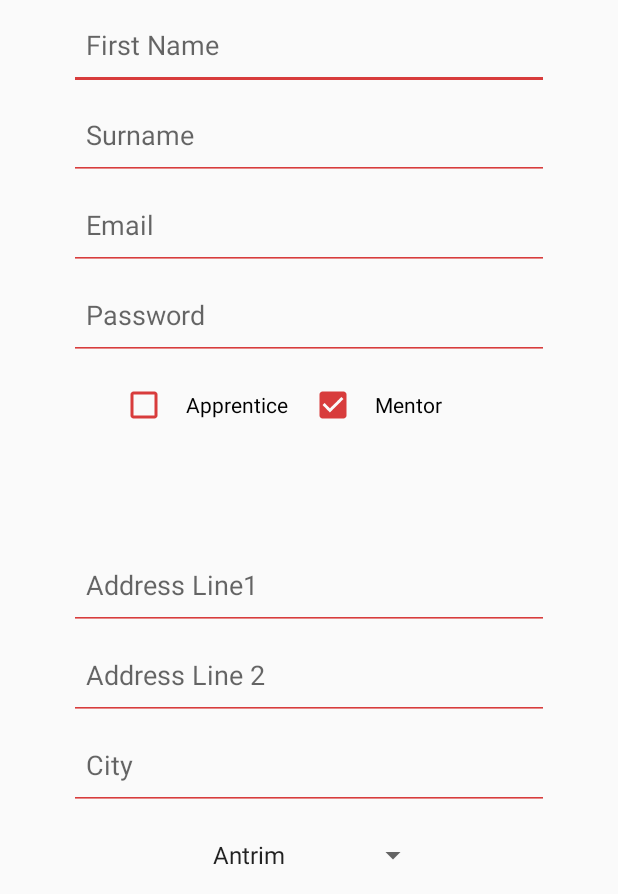
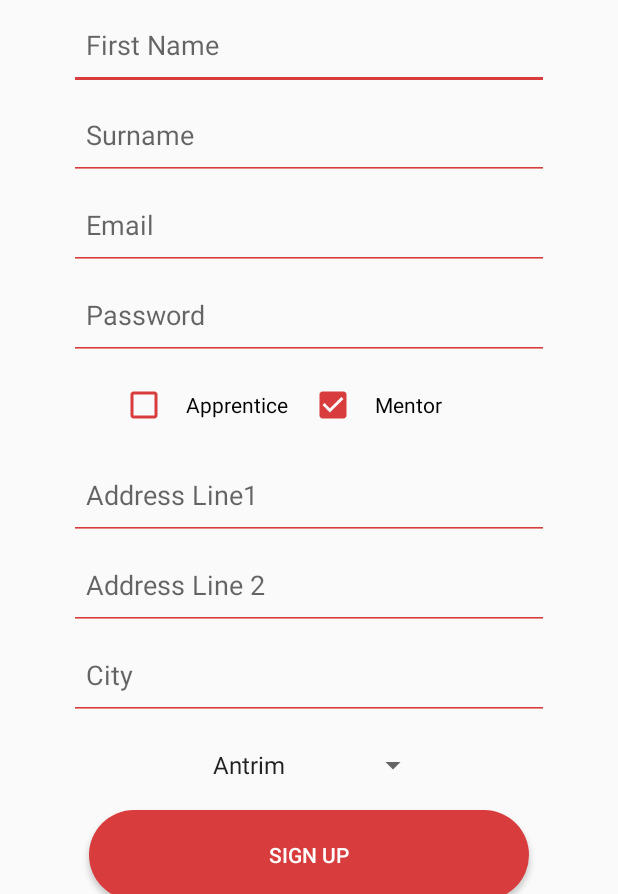
Before and after one commit to Rudy1995T/BarbAR-Mobile, an Android app: the SignUpActivity screen opened directly, with no data from a screen before it, after a tap on "Mentor", on a phone screen of 412 x 824 dp, the part 342-1236 px from its top. Run offline under Robolectric (Android 15) with nearby library versions, the phone set to English and light mode, and no system bars; 1 other tap on this screen came first.

Commit message:
Added regex validation to sign up page, got rid of 2nd sign up button, bug where apprentice check box is clickable when app starts even when ticked.

```diff
--- a/app/src/main/java/com/barbar_splashscreen/keelanfaul/barbar_splashscreen/SignUpActivity.java
+++ b/app/src/main/java/com/barbar_splashscreen/keelanfaul/barbar_splashscreen/SignUpActivity.java
@@ -1,6 +1,5 @@
 package com.barbar_splashscreen.keelanfaul.barbar_splashscreen;
 
-import android.animation.ObjectAnimator;
 import android.support.v7.app.AppCompatActivity;
 import android.os.Bundle;
 import android.view.View;
@@ -9,83 +8,168 @@ import android.widget.Button;
 import android.widget.CheckBox;
 import android.widget.EditText;
 import android.widget.Spinner;
+import android.widget.Toast;
+
+import java.util.regex.Matcher;
+import java.util.regex.Pattern;
 
 public class SignUpActivity extends AppCompatActivity {
 
-    private CheckBox checkBox1;
-    private CheckBox checkBox2;
+    private CheckBox apprenticeCheckBox;
+    private CheckBox mentorCheckBox;
     private Spinner countySpinner;
-    private EditText address1;
-    private EditText address2;
+    private EditText addressLine1;
+    private EditText addressLine2;
     private EditText city;
-    private Button sign_up_btn1;
-    private Button sign_up_btn2;
 
+    private Button signUpBtn;
 
+    private EditText firstNameTxt;
+    private EditText surnameTxt;
+    private EditText emailTxt;
+    private EditText passwordTxt;
 
     @Override
     protected void onCreate(Bundle savedInstanceState) {
         super.onCreate(savedInstanceState);
         setContentView(R.layout.activity_sign_up);
+        initViews();
 
-        checkBox1 = (CheckBox)findViewById(R.id.ifApprenticeCheckbox);
-        checkBox2 = (CheckBox)findViewById(R.id.ifMentorCheckbox);
-        address1 = (EditText)findViewById(R.id.AddressLine1);
-        address2 = (EditText)findViewById(R.id.AddressLine2);
-        city = (EditText)findViewById(R.id.City);
-        countySpinner = (Spinner)findViewById(R.id.county_spinner);
-        sign_up_btn1 = (Button)findViewById(R.id.signup_btn1);
-        sign_up_btn2 = (Button)findViewById(R.id.signup_btn2);
-
-
-
-
-        ArrayAdapter<String> countyAdapter = new ArrayAdapter<String>(SignUpActivity.this,
+        ArrayAdapter<String> countyAdapter = new ArrayAdapter<>(SignUpActivity.this,
                 android.R.layout.simple_list_item_1, getResources().getStringArray(R.array.county_arrays));
         countyAdapter.setDropDownViewResource(android.R.layout.simple_spinner_dropdown_item);
         countySpinner.setAdapter(countyAdapter);
 
+        signUpSelect();
+        mentorBox();
+        apprenticeBox();
+    }
 
-        checkBox1.setOnClickListener(new View.OnClickListener() {
+    private void apprenticeBox() {
+        apprenticeCheckBox.setOnClickListener(new View.OnClickListener() {
             @Override
             public void onClick(View view) {
-                if (checkBox1.isChecked()) {
-                    checkBox2.setChecked(false);
-                    address1.setVisibility(View.INVISIBLE);
-                    address2.setVisibility(View.INVISIBLE);
-                    city.setVisibility(View.INVISIBLE);
-                    countySpinner.setVisibility(View.INVISIBLE);
-                    sign_up_btn1.setVisibility(View.VISIBLE);
-                    sign_up_btn2.setVisibility(View.INVISIBLE);
+                if (apprenticeCheckBox.isChecked()) {
+                    mentorCheckBox.setChecked(false);
+                    mentorCheckBox.setClickable(true);
+                    addressLine1.setVisibility(View.GONE);
+                    addressLine2.setVisibility(View.GONE);
+                    city.setVisibility(View.GONE);
+                    countySpinner.setVisibility(View.GONE);
+                    apprenticeCheckBox.setClickable(false);
+                }
+            }
+        });
+    }
 
+    private void mentorBox() {
+        mentorCheckBox.setOnClickListener(new View.OnClickListener() {
+            @Override
+            public void onClick(View view) {
+                if(mentorCheckBox.isChecked()) {
+                    mentorCheckBox.setClickable(false);
+                    apprenticeCheckBox.setChecked(false);
+                    fieldVisibility(View.VISIBLE);
+                    apprenticeCheckBox.setClickable(true);
 
                 }
             }
         });
-        checkBox2.setOnClickListener(new View.OnClickListener() {
+    }
+
+    private void signUpSelect() {
+        signUpBtn.setOnClickListener(new View.OnClickListener() {
             @Override
             public void onClick(View view) {
-                if (checkBox2.isChecked()) {
-                    checkBox1.setChecked(false);
-                    address1.setVisibility(View.VISIBLE);
-                    address2.setVisibility(View.VISIBLE);
-                    city.setVisibility(View.VISIBLE);
-                    countySpinner.setVisibility(View.VISIBLE);
-                    sign_up_btn1.setVisibility(View.INVISIBLE);
-                    sign_up_btn2.setVisibility(View.VISIBLE);
-
-
-
-
-                } else if(!checkBox2.isChecked()){
-                    address1.setVisibility(View.INVISIBLE);
-                    address2.setVisibility(View.INVISIBLE);
-                    city.setVisibility(View.INVISIBLE);
-                    countySpinner.setVisibility(View.INVISIBLE);
-                    sign_up_btn1.setVisibility(View.VISIBLE);
-                    sign_up_btn2.setVisibility(View.INVISIBLE);
+                if(apprenticeCheckBox.isChecked()) {
+                    if(matchBasicSignUp()) {
+                        Toast.makeText(getApplicationContext(), "Trainee to next activity", Toast.LENGTH_SHORT).show();
+                    } else {
+                        Toast.makeText(getApplicationContext(), "Trainee made mistake", Toast.LENGTH_SHORT).show();
+                    }
+                } else {
+                    if(matchMentorSignUp()) {
+                        Toast.makeText(getApplicationContext(), "Send Barber to next activity", Toast.LENGTH_SHORT).show();
+                    } else {
+                        Toast.makeText(getApplicationContext(), "Barber made mistake", Toast.LENGTH_SHORT).show();
+                    }
                 }
             }
         });
     }
+
+    private boolean matchRegex(EditText editText, String regex) {
+        Pattern pattern = Pattern.compile(regex);
+        String txt = editText.getText().toString();
+        Matcher matcher = pattern.matcher(txt);
+
+        return matcher.matches();
+    }
+
+    private void fieldVisibility(int visibility) {
+        addressLine1.setVisibility(visibility);
+        addressLine2.setVisibility(visibility);
+        city.setVisibility(visibility);
+        countySpinner.setVisibility(visibility);
+    }
+
+    private boolean matchBasicSignUp() {
+        final String NAME_REGEX = getString(R.string.name_regex);
+        final String EMAIL_REGEX = getString(R.string.email_regex);
+        final String PASSWORD_REGEX = getString(R.string.password_regex);
+
+        boolean regexValidity = true;
+        if(!matchRegex(firstNameTxt, NAME_REGEX)) {
+            firstNameTxt.setError("Invalid First Name");
+            regexValidity = false;
+        }
+
+        if(!matchRegex(surnameTxt, NAME_REGEX)) {
+            surnameTxt.setError("Invalid Surname");
+            regexValidity = false;
+        }
+
+        if(!matchRegex(emailTxt, EMAIL_REGEX)) {
+            emailTxt.setError("Invalid Email");
+            regexValidity = false;
+        }
+
+        if(!matchRegex(passwordTxt, PASSWORD_REGEX)) {
+            passwordTxt.setError("Invalid Password");
+            regexValidity = false;
+        }
+
+        return regexValidity;
+    }
+
+    private boolean matchMentorSignUp() {
+
+        final String ADDRESS_REGEX = getString(R.string.address_regex);
+        boolean regexValidity = true;
+        if(!matchRegex(addressLine1, ADDRESS_REGEX)) {
+            addressLine1.setError("Invalid address");
+            regexValidity = false;
+        }
+
+        if(!matchRegex(addressLine2, ADDRESS_REGEX)) {
+            addressLine2.setError("Invalid address");
+            regexValidity = false;
+        }
+
+        return matchBasicSignUp() && regexValidity;
+    }
+
+    private void initViews() {
+        apprenticeCheckBox = findViewById(R.id.ifApprenticeCheckbox);
+        mentorCheckBox = findViewById(R.id.ifMentorCheckbox);
+        addressLine1 = findViewById(R.id.AddressLine1);
+        addressLine2 = findViewById(R.id.AddressLine2);
+        city = findViewById(R.id.City);
+        countySpinner = findViewById(R.id.county_spinner);
+        signUpBtn = findViewById(R.id.signup_btn1);
+        firstNameTxt = findViewById(R.id.signup_firstname);
+        surnameTxt = findViewById(R.id.signup_surname);
+        emailTxt = findViewById(R.id.signup_Email);
+        passwordTxt = findViewById(R.id.signup_Password);
+    }
 }
--- a/app/src/main/res/layout/activity_sign_up.xml
+++ b/app/src/main/res/layout/activity_sign_up.xml
@@ -80,7 +80,8 @@
                     android:id="@+id/ifApprenticeCheckbox"
                     android:layout_width="126dp"
                     android:layout_height="60dp"
-                    android:checked="false"
+                    android:checked="true"
+                    android:clickable="false"
                     android:padding="12dp"
                     android:text="Apprentice"
                     android:theme="@style/CheckBoxTheme" />
@@ -94,15 +95,6 @@
                     android:text="Mentor"
                     android:theme="@style/CheckBoxTheme" />
             </LinearLayout>
-            <Button
-                android:id="@+id/signup-btn1"
-                android:layout_width="wrap_content"
-                android:layout_height="60dp"
-                android:background="@drawable/signupbutton"
-                android:paddingLeft="120dp"
-                android:paddingRight="120dp"
-                android:text="Sign Up"
-                android:textColor="#fff" />
 
             <LinearLayout
                 android:id="@+id/barber-address"
@@ -119,8 +111,8 @@
                     android:ems="15"
                     android:hint="Address Line1"
                     android:inputType="text"
-                    android:visibility="invisible"
-                    android:padding="11dp" />
+                    android:padding="11dp"
+                    android:visibility="gone" />
 
 
                 <EditText
@@ -131,8 +123,8 @@
                     android:ems="15"
                     android:hint="Address Line 2"
                     android:inputType="text"
-                    android:visibility="invisible"
-                    android:padding="11dp" />
+                    android:padding="11dp"
+                    android:visibility="gone" />
 
                 <EditText
                     android:id="@+id/City"
@@ -142,29 +134,27 @@
                     android:ems="15"
                     android:hint="City"
                     android:inputType="text"
-                    android:visibility="invisible"
-                    android:padding="11dp" />
+                    android:padding="11dp"
+                    android:visibility="gone" />
 
 
                 <Spinner
                     android:id="@+id/county-spinner"
                     android:layout_width="wrap_content"
-                    android:visibility="invisible"
+                    android:layout_height="60dp"
 
-                    android:layout_height="60dp" />
+                    android:visibility="gone" />
 
             </LinearLayout>
 
             <Button
-                android:id="@+id/signup-btn2"
+                android:id="@+id/signup-btn1"
                 android:layout_width="wrap_content"
                 android:layout_height="60dp"
                 android:background="@drawable/signupbutton"
                 android:paddingLeft="120dp"
                 android:paddingRight="120dp"
-                android:layout_marginBottom="30dp"
                 android:text="Sign Up"
-                android:visibility="invisible"
                 android:textColor="#fff" />
 
         </LinearLayout>
--- a/app/src/main/res/values/strings.xml
+++ b/app/src/main/res/values/strings.xml
@@ -9,6 +9,13 @@
     <string name="shop_signup">Barber Shop Name</string>
 
     <string name="country_prompt">Choose a country</string>
+
+    <string name="password_regex">((?=.*\d)(?=.*[a-z])(?=.*[A-Z]).{8,15})</string>
+    <string name="email_regex">(\\w+@[a-zA-Z_]+?\\.[a-zA-Z]{2,6})</string>
+
+    <!--No spaces, numeric or special characters-->
+    <string name="name_regex">^[a-zA-Z]+</string>
+    <string name="address_regex">[a-zA-Z0-9\\s\\,]*</string>
 
     <string-array name="county_arrays">
         <item>Antrim</item>
```
